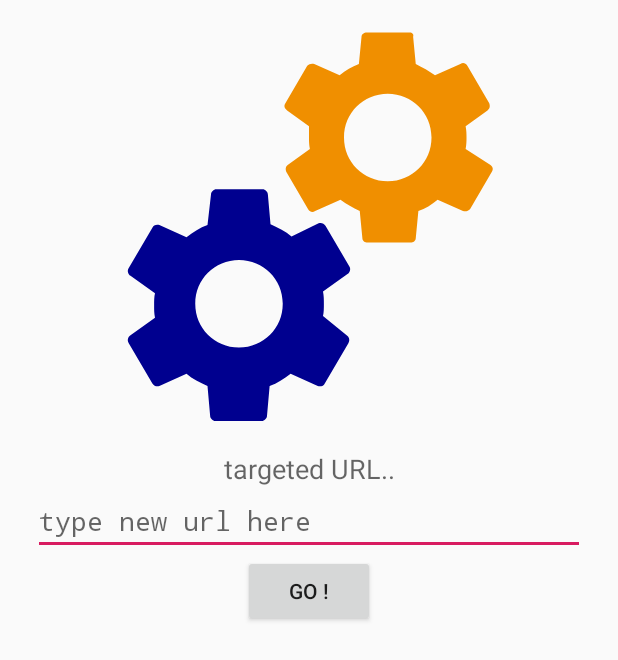
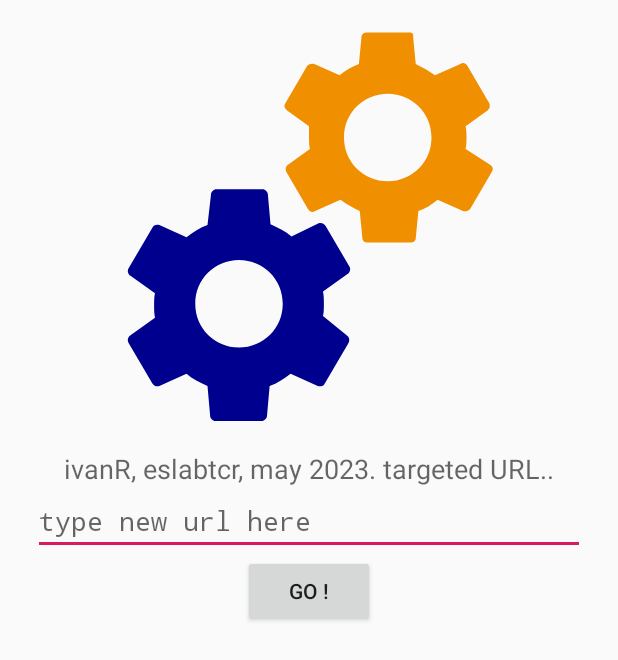
Before and after one commit to dsir-minute/WebView-master, an Android app: the screen it shows after launch (SplashScreenActivity), on a phone screen of 412 x 824 dp. Shown: the top 660 px of the screen. Run offline under Robolectric (Android 15) with nearby library versions, the phone set to English and light mode, and no system bars.

Commit message:
no actionbar,ok android 12

```diff
--- a/app/build.gradle
+++ b/app/build.gradle
@@ -8,7 +8,7 @@ android {
     compileSdkVersion 30
     defaultConfig {
         applicationId "com.azhamudev.kotlinproject"
-        minSdkVersion 26
+        minSdkVersion 19
         targetSdkVersion 30
         versionCode 1
         versionName "1.0"
@@ -25,7 +25,7 @@ android {
 dependencies {
     implementation fileTree(dir: 'libs', include: ['*.jar'])
     implementation "org.jetbrains.kotlin:kotlin-stdlib-jdk7:$kotlin_version"
-    implementation 'com.android.support:appcompat-v7:28.0.0'
+    //implementation 'com.android.support:appcompat-v7:28.0.0'
     implementation 'com.android.support.constraint:constraint-layout:2.0.4'
     testImplementation 'junit:junit:4.12'
     androidTestImplementation 'com.android.support.test:runner:1.0.2'
--- a/app/src/main/AndroidManifest.xml
+++ b/app/src/main/AndroidManifest.xml
@@ -22,7 +22,8 @@
                 <category android:name="android.intent.category.LAUNCHER" />
             </intent-filter>
         </activity>
-        <activity android:name=".WebViewActivity">
+        <activity android:name=".WebViewActivity"
+            android:exported="true">
             <!--meta-data android:name="distractionOptimized" android:value="true" /-->
         </activity>
     </application>
--- a/app/src/main/res/layout/raxy_splashscreen.xml
+++ b/app/src/main/res/layout/raxy_splashscreen.xml
@@ -5,6 +5,7 @@
     android:layout_height="match_parent">
 
     <ImageView
+        app:layout_constraintTop_toTopOf="parent"
         android:id="@+id/gears"
         android:layout_width="match_parent"
         android:layout_height="300dp"
@@ -19,7 +20,7 @@
         android:id="@+id/tv1"
         android:layout_width="wrap_content"
         android:layout_height="wrap_content"
-        android:text="targeted URL.."
+        android:text="ivanR, eslabtcr, may 2023. targeted URL.."
         android:textAppearance="@style/Base.TextAppearance.AppCompat.Medium" />
 
     <EditText
```
Also changed, not shown: app/src/main/java/com/azhamudev/kotlinproject/WebViewActivity.kt (+14 -4 lines), 1 other file.
